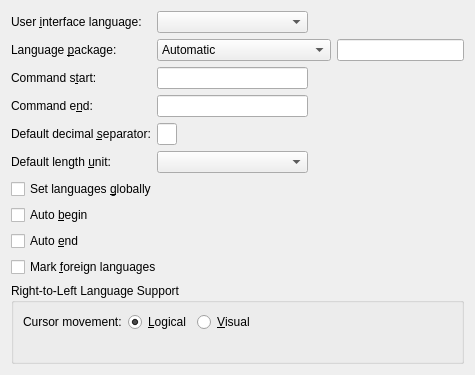
Qt form src/frontends/qt4/ui/PrefLanguageUi.ui (cburschka/lyx) before a commit.
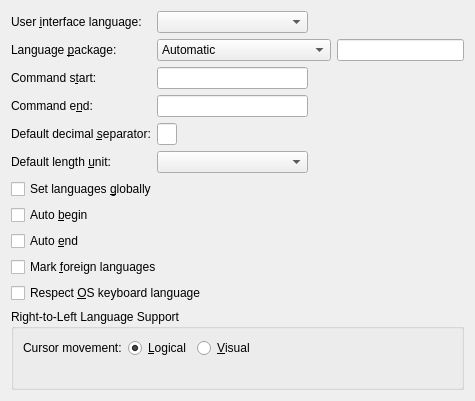
The same form after that commit.

Commit message:
Add a pref to disable OS keyboard language support
By default, the behavior is the same as before, except that the
language of new document is not unconditionally en_US anymore.

The new checkbox "Respect OS keyboard language" (off by default)
governs this behavior.

Update prefs format to 30.

The edit to the form file:
```diff
--- a/src/frontends/qt4/ui/PrefLanguageUi.ui
+++ b/src/frontends/qt4/ui/PrefLanguageUi.ui
@@ -208,7 +208,17 @@
      </property>
     </widget>
    </item>
-   <item row="10" column="0" colspan="3">
+   <item row="10" column="0" colspan="2">
+    <widget class="QCheckBox" name="respectOSkbdCB">
+     <property name="toolTip">
+      <string>Select to use the current keyboard language, as set from the operating system, as default input language.</string>
+     </property>
+     <property name="text">
+      <string>Respect &amp;OS keyboard language</string>
+     </property>
+    </widget>
+   </item>
+   <item row="11" column="0" colspan="3">
     <widget class="QGroupBox" name="rtlGB2">
      <property name="toolTip">
       <string/>
@@ -276,7 +286,7 @@
      </layout>
     </widget>
    </item>
-   <item row="11" column="0">
+   <item row="12" column="0">
     <spacer>
      <property name="orientation">
       <enum>Qt::Vertical</enum>
```
Left out of the diff: 2 changed lines with no effect on the pictures. The commit also changes 6 other files.
